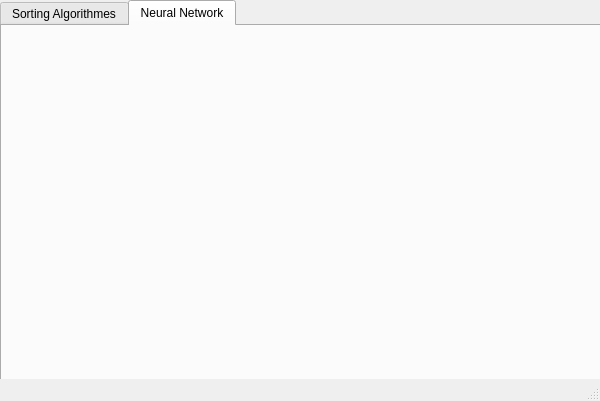
Qt form gui.ui (Rasmus3650/eksamen) before a commit.
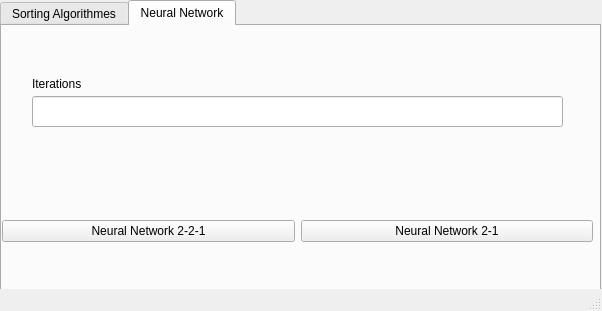
The same form after that commit. The open tabs and pages were chosen to show the change.

```diff
--- a/gui.ui
+++ b/gui.ui
@@ -6,8 +6,8 @@
    <rect>
     <x>0</x>
     <y>0</y>
-    <width>600</width>
-    <height>401</height>
+    <width>602</width>
+    <height>311</height>
    </rect>
   </property>
   <property name="cursor">
@@ -23,7 +23,7 @@
       <x>0</x>
       <y>0</y>
       <width>601</width>
-      <height>381</height>
+      <height>291</height>
      </rect>
     </property>
     <property name="currentIndex">
@@ -238,6 +238,68 @@
      <attribute name="title">
       <string>Neural Network</string>
      </attribute>
+     <widget class="QWidget" name="horizontalLayoutWidget">
+      <property name="geometry">
+       <rect>
+        <x>0</x>
+        <y>150</y>
+        <width>591</width>
+        <height>111</height>
+       </rect>
+      </property>
+      <layout class="QHBoxLayout" name="horizontalLayout">
+       <item>
+        <widget class="QPushButton" name="neuralButton221">
+         <property name="text">
+          <string>Neural Network 2-2-1</string>
+         </property>
+        </widget>
+       </item>
+       <item>
+        <widget class="QPushButton" name="neuralButton21">
+         <property name="text">
+          <string>Neural Network 2-1</string>
+         </property>
+        </widget>
+       </item>
+      </layout>
+     </widget>
+     <widget class="QLineEdit" name="neuralLineEdit">
+      <property name="geometry">
+       <rect>
+        <x>30</x>
+        <y>70</y>
+        <width>531</width>
+        <height>31</height>
+       </rect>
+      </property>
+     </widget>
+     <widget class="QLabel" name="neuralErrorLabel">
+      <property name="geometry">
+       <rect>
+        <x>30</x>
+        <y>120</y>
+        <width>531</width>
+        <height>20</height>
+       </rect>
+      </property>
+      <property name="text">
+       <string/>
+      </property>
+     </widget>
+     <widget class="QLabel" name="label_3">
+      <property name="geometry">
+       <rect>
+        <x>30</x>
+        <y>50</y>
+        <width>71</width>
+        <height>16</height>
+       </rect>
+      </property>
+      <property name="text">
+       <string>Iterations</string>
+      </property>
+     </widget>
     </widget>
    </widget>
   </widget>
```
Left out of the diff: 22 changed lines with no effect on the pictures.
